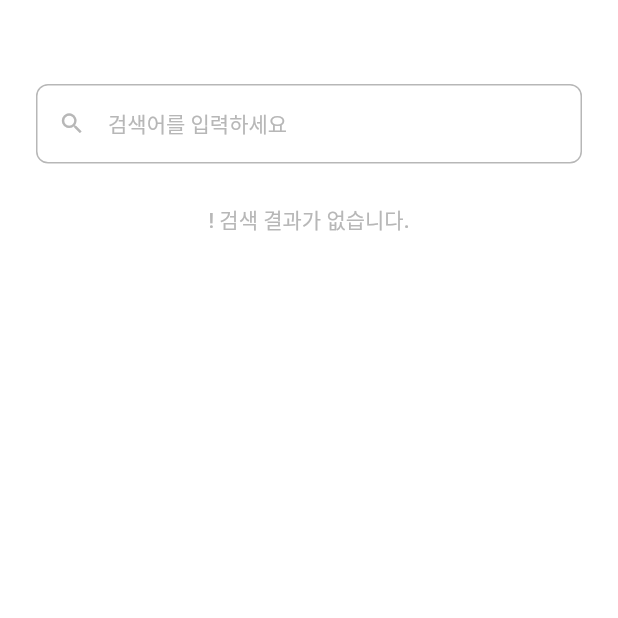
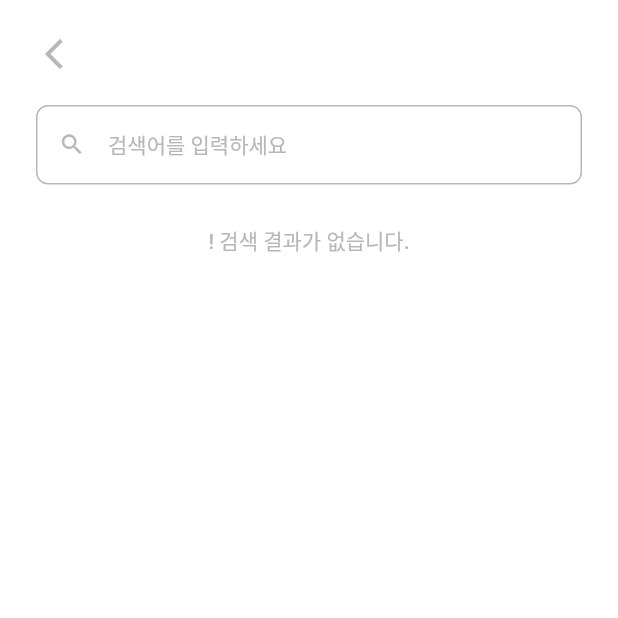
Before and after one commit to pebbla/ask-watson-app, a Flutter app: the SearchScreen screen opened directly, on a phone screen of 412 x 824 dp, the top half of it. Run offline on Flutter 3.47's test engine with Material 2 defaults, Android fonts, the phone set to English and light mode, and no system bars; our stand-ins replace dio, logger; missing offline and left inert: flutter_naver_login, kakao_flutter_sdk_user.

Commit message:
feat: 자체 앱바 생성

```diff
--- a/lib/src/presentation/search/search_screen.dart
+++ b/lib/src/presentation/search/search_screen.dart
@@ -11,27 +11,25 @@ import 'package:ask_watson_app/src/presentation/widget/theme_widget.dart';
 import 'package:flutter/material.dart';
 import 'package:provider/provider.dart';
 
+import '../widget/app_bar.dart';
+
 class SearchScreen extends StatelessWidget {
   final TextEditingController _controller = TextEditingController();
   final FocusNode _focusNode = FocusNode();
 
   @override
   Widget build(BuildContext context) {
-    final viewModelWatch = context.watch<SearchViewModel>();
-    final viewModel = context.read<SearchViewModel>();
+    final viewModel = context.watch<SearchViewModel>();
 
     return Scaffold(
-      appBar: AppBar(
-        backgroundColor: MyColor.white,
-        elevation: 0,
-      ),
+      appBar: MyAppBar("", () => Navigator.pop(context)),
       body: GestureDetector(
         onTap: () => FocusScope.of(context).unfocus(),
         child: SafeArea(
           child: SingleChildScrollView(
             child: Column(
               children: [
-                _searchTextField(viewModelWatch),
+                _searchTextField(viewModel),
                 _cafeList(viewModel.cafeList),
                 _themeList(viewModel.themeList),
                 _noneWidget(viewModel),
--- /dev/null
+++ b/lib/src/presentation/widget/app_bar.dart
@@ -0,0 +1,29 @@
+
+import 'package:ask_watson_app/src/config/theme/colors.dart';
+import 'package:ask_watson_app/src/config/theme/text_style.dart';
+import 'package:flutter/material.dart';
+
+PreferredSizeWidget MyAppBar(String title, VoidCallback? onTap) {
+
+  return AppBar(
+    backgroundColor: MyColor.white,
+    elevation: 0,
+    toolbarHeight: 70,
+    centerTitle: true,
+    title: Text(
+      title,
+      style: MyTextStyle.black16w500,
+      textAlign: TextAlign.center,
+    ),
+    leading: GestureDetector(
+      onTap: onTap,
+      child: Container(
+        width: 100,
+        height: 100,
+        padding: const EdgeInsets.symmetric(horizontal: 24, vertical: 24),
+        child: const Icon(Icons.arrow_back_ios_new, color: MyColor.grey)
+      ),
+    ),
+
+  );
+}
```
